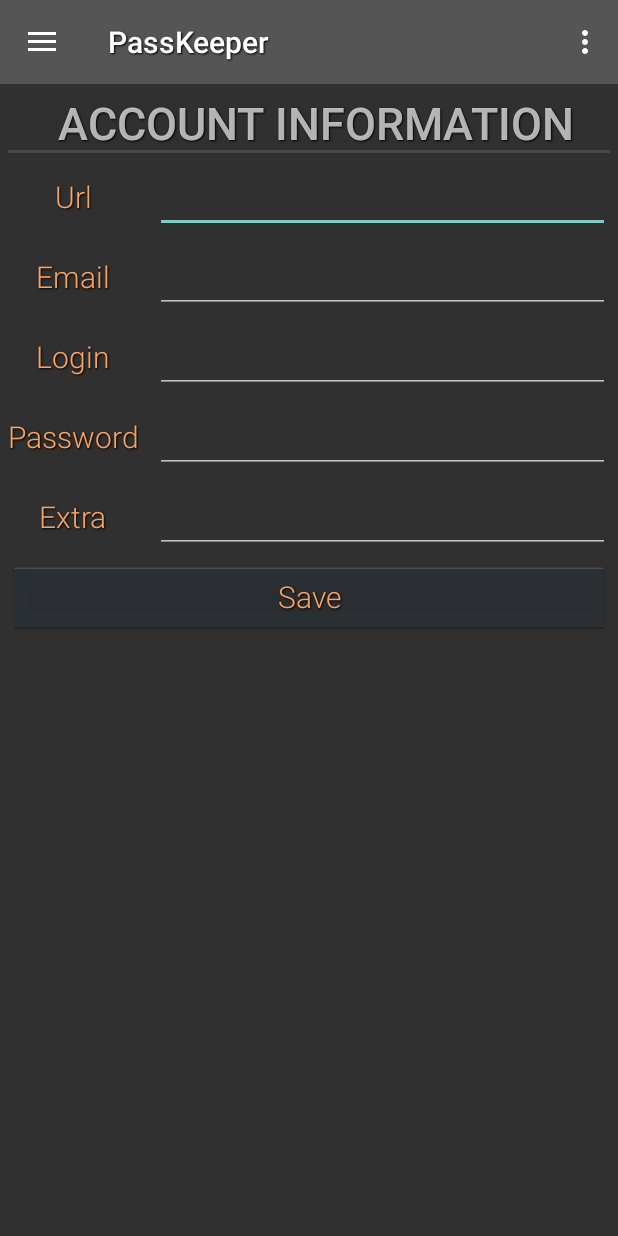
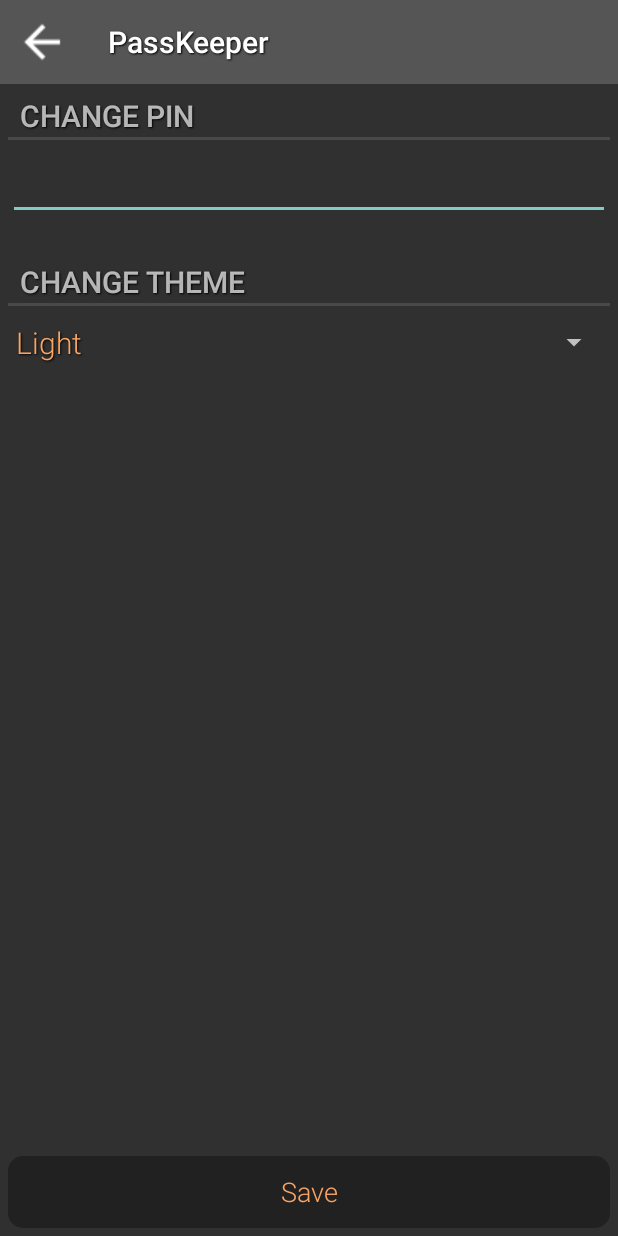
Before and after one commit to Ninise/PassKeeper, an Android app: the screen it shows after launch (PassListActivity before the commit, SettingsActivity after it), in the options menu, after a tap on "Settings", on a phone screen of 412 x 824 dp. Run offline under Robolectric (Android 15) with nearby library versions, the phone set to English and light mode, and no system bars.

Commit message:
Added Settings Activity & refactor

```diff
--- a/app/src/main/AndroidManifest.xml
+++ b/app/src/main/AndroidManifest.xml
@@ -22,6 +22,13 @@
             </intent-filter>
         </activity>
 
+        <activity android:name=".settings.SettingsActivity">
+            <intent-filter>
+                <action android:name="android.intent.action.MAIN"/>
+                <category android:name="android.intent.category.LAUNCHER"/>
+            </intent-filter>
+        </activity>
+
     </application>
 
 </manifest>
--- a/app/src/main/java/nkteam/com/passkeeper/passlist/PassListActivity.java
+++ b/app/src/main/java/nkteam/com/passkeeper/passlist/PassListActivity.java
@@ -1,5 +1,6 @@
 package nkteam.com.passkeeper.passlist;
 
+import android.content.Intent;
 import android.os.Bundle;
 import android.os.Handler;
 import android.support.design.widget.NavigationView;
@@ -12,6 +13,7 @@ import android.view.MenuItem;
 import android.widget.Toast;
 
 import nkteam.com.passkeeper.R;
+import nkteam.com.passkeeper.settings.SettingsActivity;
 
 public class PassListActivity extends AppCompatActivity {
 
@@ -106,9 +108,14 @@ public class PassListActivity extends AppCompatActivity {
         PassDataFragment fragment = new PassDataFragment();
         android.support.v4.app.FragmentTransaction fragmentTransaction = getSupportFragmentManager().beginTransaction();
         fragmentTransaction.setCustomAnimations(R.anim.slide_in, R.anim.slide_out);
-
         fragmentTransaction.replace(R.id.frame, fragment);
         fragmentTransaction.commit();
+    }
+
+    private void switchToSettings() {
+        Intent intent = new Intent(PassListActivity.this, SettingsActivity.class);
+        startActivity(intent);
+        overridePendingTransition(R.anim.slide_in, R.anim.slide_out);
     }
 
     private boolean menuSelect(MenuItem menuItem) {
@@ -117,7 +124,7 @@ public class PassListActivity extends AppCompatActivity {
                 viewPassDataFragment();
                 return true;
             case R.id.settings:
-
+                switchToSettings();
                 return true;
             case R.id.about:
 
--- a/app/src/main/java/nkteam/com/passkeeper/pincode/PincodeFragment.java
+++ b/app/src/main/java/nkteam/com/passkeeper/pincode/PincodeFragment.java
@@ -128,6 +128,7 @@ public class PincodeFragment extends Fragment {
                     Intent intent = new Intent(getActivity(), PassListActivity.class);
                     intent.setFlags(Intent.FLAG_ACTIVITY_CLEAR_TASK);
                     startActivity(intent);
+                    getActivity().overridePendingTransition(R.anim.slide_in, R.anim.slide_out);
                 } else {
                     Toast.makeText(getActivity().getApplicationContext(),
                             "Login failed",
--- /dev/null
+++ b/app/src/main/java/nkteam/com/passkeeper/settings/SettingsActivity.java
@@ -0,0 +1,43 @@
+package nkteam.com.passkeeper.settings;
+
+import android.os.Bundle;
+import android.support.v4.app.FragmentTransaction;
+import android.support.v7.app.AppCompatActivity;
+import android.support.v7.widget.Toolbar;
+import android.view.View;
+
+import nkteam.com.passkeeper.R;
+
+public class SettingsActivity extends AppCompatActivity {
+
+    private static final String TAG = "SettingsActivity";
+
+    private Toolbar toolbar;
+
+    @Override
+    public void onCreate(Bundle savedInstanceState) {
+        super.onCreate(savedInstanceState);
+        setContentView(R.layout.activity_settings);
+
+        toolbar = (Toolbar) findViewById(R.id.toolbar);
+        setSupportActionBar(toolbar);
+        toolbar.setNavigationIcon(R.drawable.arrow_left);
+        toolbar.setNavigationOnClickListener(new View.OnClickListener() {
+            @Override
+            public void onClick(View v) {
+                onBackPressed();
+                overridePendingTransition(R.anim.slide_in, R.anim.slide_out);
+            }
+        });
+
+        viewSettingsFragment();
+    }
+
+    private void viewSettingsFragment() {
+        SettingsFragment fragment = new SettingsFragment();
+        FragmentTransaction fragmentTransaction = getSupportFragmentManager().beginTransaction();
+        fragmentTransaction.replace(R.id.frameSettings, fragment);
+        fragmentTransaction.setCustomAnimations(R.anim.slide_in, R.anim.slide_out);
+        fragmentTransaction.commit();
+    }
+}
--- /dev/null
+++ b/app/src/main/java/nkteam/com/passkeeper/settings/SettingsFragment.java
@@ -0,0 +1,58 @@
+package nkteam.com.passkeeper.settings;
+
+import android.os.Bundle;
+import android.support.annotation.Nullable;
+import android.support.v4.app.Fragment;
+import android.support.v7.widget.AppCompatSpinner;
+import android.util.Log;
+import android.view.LayoutInflater;
+import android.view.View;
+import android.view.ViewGroup;
+import android.widget.AdapterView;
+import android.widget.ArrayAdapter;
+
+import nkteam.com.passkeeper.R;
+
+public class SettingsFragment extends Fragment implements AdapterView.OnItemSelectedListener {
+
+    private static final String TAG = "SettingsFragment";
+
+    private AppCompatSpinner spinner;
+
+    @Nullable
+    @Override
+    public View onCreateView(LayoutInflater inflater, ViewGroup container, Bundle savedInstanceState) {
+        View v = inflater.inflate(R.layout.fragment_settings_layout, container, false);
+
+        spinner = (AppCompatSpinner) v.findViewById(R.id.themeSpinner);
+
+        ArrayAdapter<CharSequence> adapter = ArrayAdapter.createFromResource(
+                getActivity(),
+                R.array.themes,
+                R.layout.item_spinner
+        );
+
+        spinner.setAdapter(adapter);
+        spinner.setOnItemSelectedListener(this);
+
+        return v;
+    }
+
+    @Override
+    public void onItemSelected(AdapterView<?> parent, View view, int position, long id) {
+        String item = String.valueOf(parent.getItemAtPosition(position));
+        switch (item) {
+            case "Light":
+                Log.d(TAG, String.valueOf(parent.getItemAtPosition(position)));
+                break;
+            case "Dark":
+                Log.d(TAG, String.valueOf(parent.getItemAtPosition(position)));
+                break;
+        }
+    }
+
+    @Override
+    public void onNothingSelected(AdapterView<?> parent) {
+
+    }
+}
--- a/app/src/main/res/layout/activity_fragment.xml
+++ b/app/src/main/res/layout/activity_fragment.xml
@@ -1,7 +1,8 @@
+<?xml version="1.0" encoding="utf-8"?>
 <FrameLayout xmlns:android="http://schemas.android.com/apk/res/android"
-             xmlns:app="http://schemas.android.com/apk/res-auto"
-             android:id="@+id/fragmentContainer"
-             android:layout_width="match_parent"
-             android:layout_height="match_parent">
+              android:orientation="vertical"
+              android:id="@+id/fragmentContainer"
+              android:layout_width="match_parent"
+              android:layout_height="match_parent">
 
 </FrameLayout>
--- /dev/null
+++ b/app/src/main/res/layout/activity_settings.xml
@@ -0,0 +1,29 @@
+<android.support.v4.widget.DrawerLayout
+    xmlns:android="http://schemas.android.com/apk/res/android"
+    xmlns:tools="http://schemas.android.com/tools"
+    android:id="@+id/drawerSettings"
+    android:layout_width="match_parent"
+    android:layout_height="match_parent"
+    android:fitsSystemWindows="true"
+    tools:context=".settings.SettingsActivity">
+
+    <LinearLayout
+        android:layout_height="match_parent"
+        android:layout_width="match_parent"
+        android:orientation="vertical"
+        >
+        <include
+            android:id="@+id/toolbar"
+            layout="@layout/tool_bar"
+            />
+
+        <FrameLayout
+            android:id="@+id/frameSettings"
+            android:layout_width="match_parent"
+            android:layout_height="match_parent">
+
+        </FrameLayout>
+
+    </LinearLayout>
+
+</android.support.v4.widget.DrawerLayout>
--- /dev/null
+++ b/app/src/main/res/layout/fragment_settings_layout.xml
@@ -0,0 +1,65 @@
+<?xml version="1.0" encoding="utf-8"?>
+<LinearLayout xmlns:android="http://schemas.android.com/apk/res/android"
+              android:orientation="vertical"
+              android:layout_width="match_parent"
+              android:layout_height="match_parent">
+
+    <TextView
+        android:layout_width="match_parent"
+        android:layout_height="wrap_content"
+        android:layout_gravity="left"
+        android:layout_marginLeft="5dp"
+        android:layout_marginRight="5dp"
+        android:layout_marginTop="5dp"
+        android:text="@string/change_pin"
+        android:textSize="20sp"
+        style="?android:listSeparatorTextViewStyle"/>
+
+    <EditText
+        android:id="@+id/changePinEditText"
+        android:layout_width="match_parent"
+        android:layout_height="wrap_content"
+        android:layout_marginLeft="5dp"
+        android:layout_marginRight="5dp"
+        android:layout_marginTop="5dp"
+        android:textSize="20sp"
+        style="@style/RobotoTextViewStyle"/>
+
+    <TextView
+        android:layout_width="match_parent"
+        android:layout_height="wrap_content"
+        android:layout_gravity="left"
+        android:layout_marginLeft="5dp"
+        android:layout_marginRight="5dp"
+        android:layout_marginTop="25dp"
+        android:text="@string/change_theme"
+        android:textSize="20sp"
+        style="?android:listSeparatorTextViewStyle"/>
+
+    <android.support.v7.widget.AppCompatSpinner
+        android:id="@+id/themeSpinner"
+        android:layout_width="match_parent"
+        android:layout_height="wrap_content"
+        android:layout_marginLeft="5dp"
+        android:layout_marginRight="5dp"
+        android:layout_marginTop="5dp"
+
+        android:clickable="true"
+        />
+    <FrameLayout
+        android:layout_width="match_parent"
+        android:layout_height="match_parent">
+
+        <Button
+              android:id="@+id/settingsButton"
+              android:layout_width="match_parent"
+              android:layout_height="wrap_content"
+              android:layout_gravity="bottom"
+              android:layout_marginBottom="5dp"
+              android:layout_marginLeft="5dp"
+              android:layout_marginRight="5dp"
+              android:text="@string/saveBtn"
+              android:background="@drawable/button_state"/>
+
+    </FrameLayout>
+</LinearLayout>
--- /dev/null
+++ b/app/src/main/res/layout/item_spinner.xml
@@ -0,0 +1,10 @@
+<?xml version="1.0" encoding="utf-8"?>
+<TextView
+    xmlns:android="http://schemas.android.com/apk/res/android"
+    android:layout_width="match_parent"
+    android:layout_height="wrap_content"
+    android:textSize="20sp"
+    android:gravity="left"
+    android:padding="5dip"
+    style="@style/RobotoTextViewStyle"
+    />
--- a/app/src/main/res/menu/navigation_menu.xml
+++ b/app/src/main/res/menu/navigation_menu.xml
@@ -16,7 +16,7 @@
         <item
             android:id="@+id/about"
             android:checked="false"
-            android:icon="@drawable/human"
+            android:icon="@drawable/information_outline"
             android:title="@string/about" />
 
         <item
--- a/app/src/main/res/values/strings.xml
+++ b/app/src/main/res/values/strings.xml
@@ -30,4 +30,12 @@
     <string name="alertInformation">Information</string>
     <string name="alertCreateAcc">Create account</string>
 
+    <!-- SettingsActivity -->
+    <string name="change_pin">Change PIN</string>
+    <string name="change_theme">Change theme</string>
+    <string-array name="themes">
+        <item name="light_theme">Light</item>
+        <item name="dark_theme">Dark</item>
+    </string-array>
+
 </resources>
```
Also changed, not shown: app/src/main/res/drawable/arrow_left.png (added), app/src/main/res/drawable/human.png (deleted), app/src/main/res/drawable/information_outline.png (added), 1 other file.
